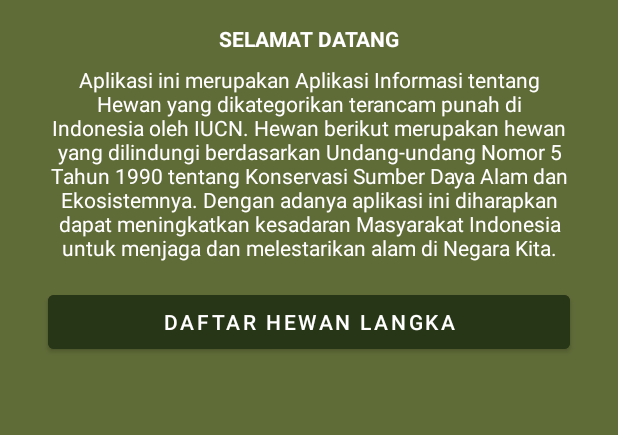
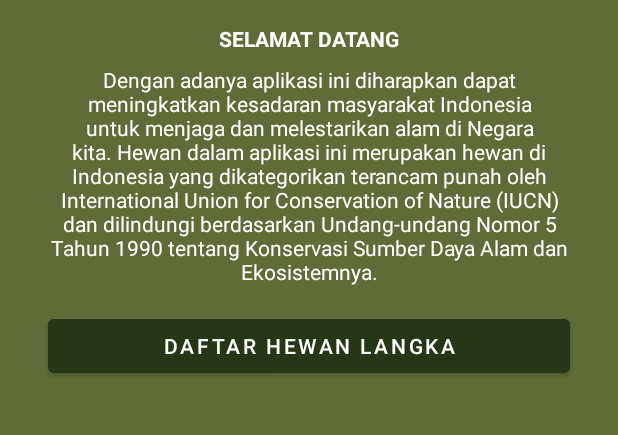
Before and after one commit to ichsanrazan/PeduliSatwaIndonesia, an Android app: the screen it shows after launch (MainActivity), on a phone screen of 412 x 824 dp, the part 510-945 px from its top. Run offline under Robolectric (Android 15) with nearby library versions, the phone set to English and light mode, and no system bars.

Commit message:
Perbaikan kata pengantar berdasarkan arahan dosen pembimbing

```diff
--- a/app/src/main/res/layout/activity_detail.xml
+++ b/app/src/main/res/layout/activity_detail.xml
@@ -215,13 +215,15 @@
                         android:layout_width="wrap_content"
                         android:layout_height="150dp"
                         android:scaleType="fitCenter"
+                        android:clickable="true"
                         app:layout_constraintBottom_toBottomOf="parent"
                         app:layout_constraintEnd_toEndOf="parent"
                         app:layout_constraintHorizontal_bias="0.0"
                         app:layout_constraintStart_toStartOf="parent"
                         app:layout_constraintTop_toBottomOf="@+id/tv_detail_threat"
                         app:layout_constraintVertical_bias="0.382"
-                        tools:srcCompat="@drawable/map_badakjawa" />
+                        tools:srcCompat="@drawable/map_badakjawa"
+                        android:focusable="true" />
 
                     <Button
                         android:id="@+id/btn_web"
--- a/app/src/main/res/values/strings.xml
+++ b/app/src/main/res/values/strings.xml
@@ -14,7 +14,7 @@
     <string name="threat">Ancaman</string>
     <string name="login">DAFTAR HEWAN LANGKA</string>
     <string name="welcome">SELAMAT DATANG</string>
-    <string name="home">Aplikasi ini merupakan Aplikasi Informasi tentang Hewan yang dikategorikan terancam punah di Indonesia oleh IUCN. Hewan berikut merupakan hewan yang dilindungi berdasarkan Undang-undang Nomor 5 Tahun 1990 tentang Konservasi Sumber Daya Alam dan Ekosistemnya. Dengan adanya aplikasi ini diharapkan dapat meningkatkan kesadaran Masyarakat Indonesia untuk menjaga dan melestarikan alam di Negara Kita.</string>
+    <string name="home">Dengan adanya aplikasi ini diharapkan dapat meningkatkan kesadaran masyarakat Indonesia untuk menjaga dan melestarikan alam di Negara kita. Hewan dalam aplikasi ini merupakan hewan di Indonesia yang dikategorikan terancam punah oleh International Union for Conservation of Nature (IUCN) dan dilindungi berdasarkan Undang-undang Nomor 5 Tahun 1990 tentang Konservasi Sumber Daya Alam dan Ekosistemnya. </string>
 
     <string name="about">About</string>
     <string name="name_me">Muhammad Ichsan Razan</string>
```
